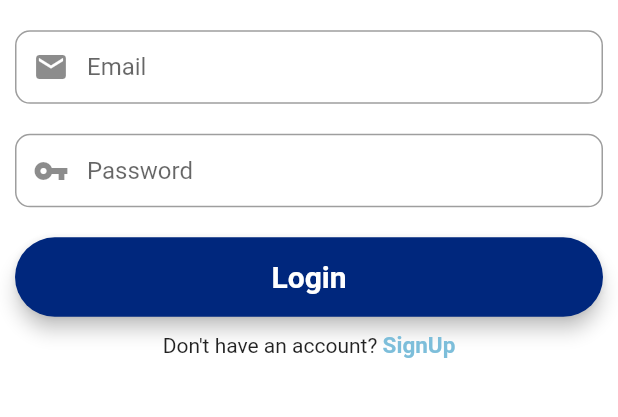
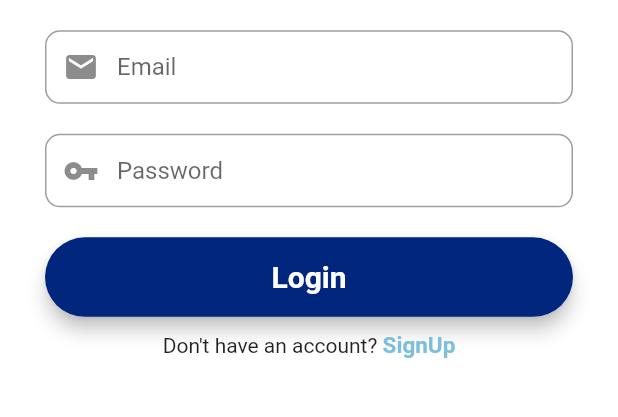
Before and after one commit to Aditi-Singh16/zerowaste, a Flutter app: the screen it shows after launch, on a phone screen of 412 x 824 dp, the part 562-979 px from its top. Run offline on Flutter 3.47's test engine with Material 2 defaults, Android fonts, the phone set to English and light mode, and no system bars; our stand-ins replace carousel_slider, cloud_firestore, countup, firebase_auth, firebase_core, firebase_storage and 12 more; missing offline and left inert: flutter_email_sender, razorpay_flutter, scratcher, tflite_flutter; accounts and stored records are empty.

Commit message:
version updates fix

```diff
--- a/lib/frontend/login/login.dart
+++ b/lib/frontend/login/login.dart
@@ -120,6 +120,8 @@ class _LoginScreenState extends State<LoginScreen> {
                 hasScrollBody: false,
                 child: Form(
                   key: _formKey,
+                  child: Padding(
+                    padding: const EdgeInsets.all(20.0),
                     child: Column(
                       crossAxisAlignment: CrossAxisAlignment.center,
                       mainAxisAlignment: MainAxisAlignment.center,
@@ -163,6 +165,7 @@ class _LoginScreenState extends State<LoginScreen> {
                               )
                             ])
                       ],
+                    ),
                   ),
                 ),
               )
--- a/pubspec.yaml
+++ b/pubspec.yaml
@@ -82,6 +82,7 @@ flutter:
     - assets/images/
     - assets/icons/
     - assets/model/
+    - .env
 
   # An image asset can refer to one or more resolution-specific "variants", see
   # https://flutter.dev/assets-and-images/#resolution-aware.
```
Also changed, not shown: 1 other file. Lines whose indentation alone changed are shown as unchanged.
